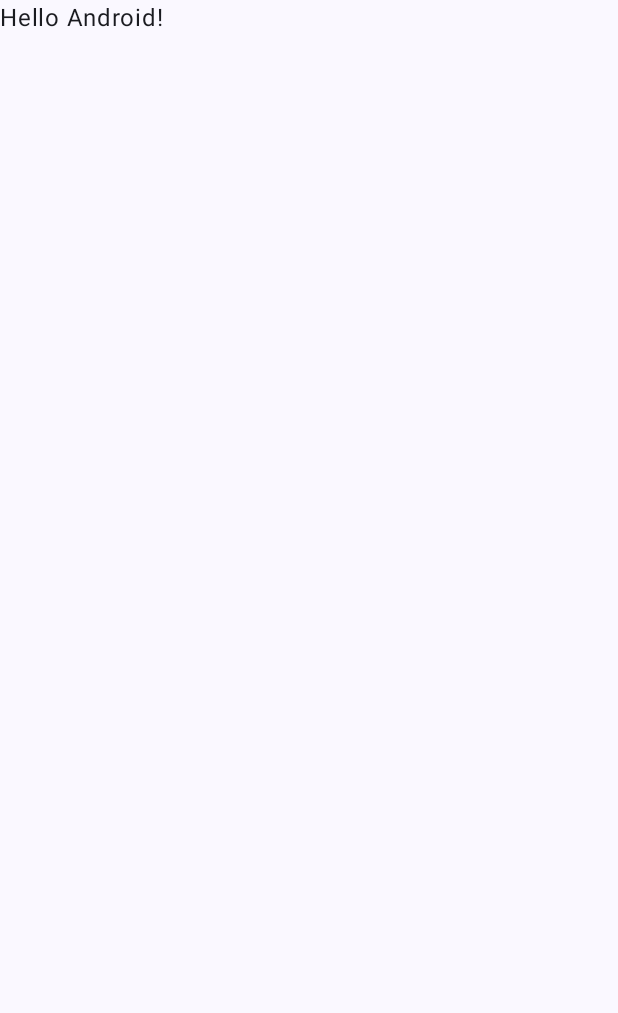
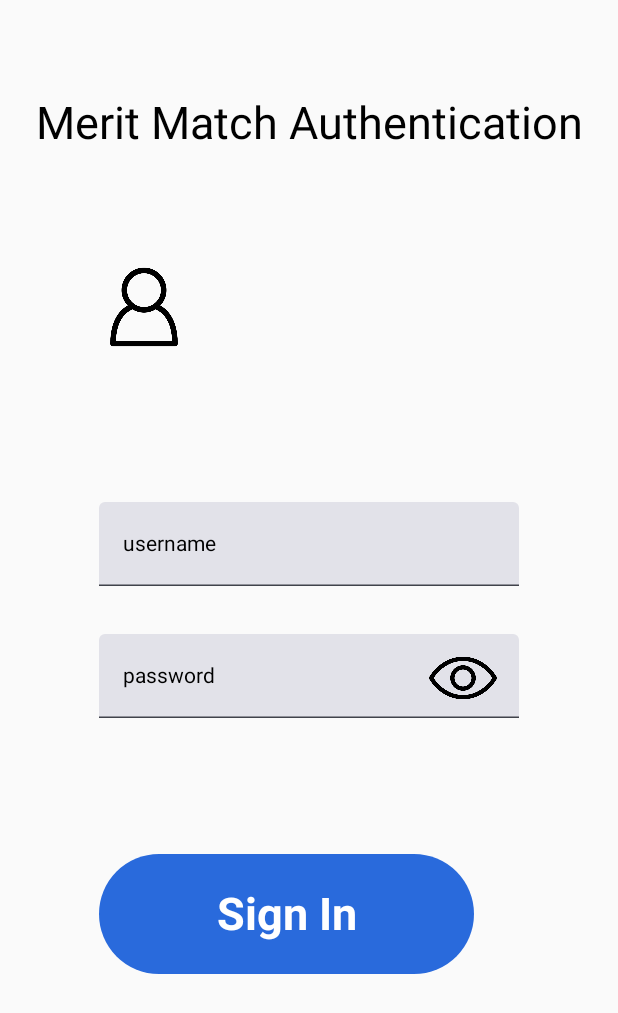
Before and after one commit to Saiabhyankar/MeritMatch, an Android app built with Jetpack Compose: the screen it shows after launch (MainActivity), on a phone screen of 412 x 824 dp. Before the commit the part shown is almost empty. Shown: the top 1013 px of the screen. Run offline under Robolectric (Android 15) with nearby library versions, the light colour scheme and no system bars.

Commit message:
UI of login page partially done

```diff
--- a/app/build.gradle.kts
+++ b/app/build.gradle.kts
@@ -50,6 +50,10 @@ android {
 }
 
 dependencies {
+    implementation("androidx.compose.ui:ui:1.6.8")
+    implementation("androidx.compose.material:material:1.6.8")
+    implementation ("androidx.compose.ui:ui-tooling:1.6.8")
+    implementation ("androidx.compose.runtime:runtime-livedata:1.6.8")
 
     implementation(libs.androidx.core.ktx)
     implementation(libs.androidx.lifecycle.runtime.ktx)
--- /dev/null
+++ b/app/src/main/java/com/example/meritmatch/LoginPage.kt
@@ -0,0 +1,93 @@
+package com.example.meritmatch
+
+import androidx.compose.foundation.Image
+import androidx.compose.foundation.background
+import androidx.compose.foundation.border
+import androidx.compose.foundation.clickable
+import androidx.compose.foundation.layout.Box
+import androidx.compose.foundation.layout.Column
+import androidx.compose.foundation.layout.Spacer
+import androidx.compose.foundation.layout.fillMaxSize
+import androidx.compose.foundation.layout.offset
+import androidx.compose.foundation.layout.padding
+import androidx.compose.foundation.layout.size
+import androidx.compose.foundation.shape.CircleShape
+import androidx.compose.foundation.shape.RoundedCornerShape
+import androidx.compose.material.Text
+import androidx.compose.material3.Button
+import androidx.compose.material3.ButtonDefaults
+import androidx.compose.material3.TextField
+import androidx.compose.runtime.Composable
+import androidx.compose.runtime.mutableStateOf
+import androidx.compose.ui.Alignment
+import androidx.compose.ui.Modifier
+import androidx.compose.ui.draw.clip
+import androidx.compose.ui.graphics.Color
+import androidx.compose.ui.graphics.RectangleShape
+import androidx.compose.ui.res.painterResource
+import androidx.compose.ui.text.font.FontWeight
+import androidx.compose.ui.unit.dp
+import androidx.compose.ui.unit.sp
+
+var userName= mutableStateOf("")
+var loginUserNameClick=mutableStateOf(false)
+var loginPasswordClick= mutableStateOf(false)
+var password=mutableStateOf("")
+@Composable
+fun Login(){
+    val login= painterResource(id = R.drawable.login)
+    val view= painterResource(id = R.drawable.viewpasword)
+    Box(modifier = Modifier.fillMaxSize(),
+        contentAlignment = Alignment.Center) {
+        Column (modifier = Modifier.offset(y=-180.dp)){
+            Text(
+                "Merit Match Authentication",
+                fontSize = 30.sp,
+                modifier = Modifier.offset(y = -150.dp)
+            )
+        }
+        Column(modifier=Modifier.offset(y=50.dp)){
+            Image(
+                painter = login, contentDescription = null,
+                modifier = Modifier
+                    .size(60.dp)
+                    .offset(y = -100.dp)
+            )
+           TextField(value = userName.value, onValueChange = { userName.value=it}, label = {Text("username" )},
+               modifier = Modifier.clickable {
+                   loginUserNameClick.value=true
+               })
+            Spacer(modifier=Modifier.padding(16.dp))
+                TextField(value = password.value, onValueChange = { password.value=it}, label = {Text("password" )},
+                    modifier = Modifier.clickable {
+                        loginPasswordClick.value=true
+                    })
+
+                Button(onClick = { },
+                    colors = ButtonDefaults.buttonColors(Color.Transparent),
+                    modifier= Modifier
+                        .offset(230.dp, -50.dp)
+                        .size(45.dp)
+                        ) {
+
+
+                }
+                Image(painter = view, contentDescription = null,
+                    modifier= Modifier
+                        .size(45.dp)
+                        .offset(220.dp, -95.dp))
+            Button(onClick = { /*TODO*/ },
+                modifier = Modifier
+                    .clip(shape = RectangleShape)
+                    .size(height = 80.dp, width = 250.dp),
+                colors = ButtonDefaults.buttonColors(containerColor = Color(41,106,220,255))) {
+                        Text("Sign In",
+                            fontSize = 30.sp,
+                            color = Color.White,
+                            fontWeight = FontWeight.Bold
+                        )
+                    }
+            }
+
+        }
+    }
--- a/app/src/main/java/com/example/meritmatch/MainActivity.kt
+++ b/app/src/main/java/com/example/meritmatch/MainActivity.kt
@@ -4,13 +4,6 @@ import android.os.Bundle
 import androidx.activity.ComponentActivity
 import androidx.activity.compose.setContent
 import androidx.activity.enableEdgeToEdge
-import androidx.compose.foundation.layout.fillMaxSize
-import androidx.compose.foundation.layout.padding
-import androidx.compose.material3.Scaffold
-import androidx.compose.material3.Text
-import androidx.compose.runtime.Composable
-import androidx.compose.ui.Modifier
-import androidx.compose.ui.tooling.preview.Preview
 import com.example.meritmatch.ui.theme.MeritMatchTheme
 
 class MainActivity : ComponentActivity() {
@@ -19,29 +12,8 @@ class MainActivity : ComponentActivity() {
         enableEdgeToEdge()
         setContent {
             MeritMatchTheme {
-                Scaffold(modifier = Modifier.fillMaxSize()) { innerPadding ->
-                    Greeting(
-                        name = "Android",
-                        modifier = Modifier.padding(innerPadding)
-                    )
-                }
+                Login()
             }
         }
     }
 }
-
-@Composable
-fun Greeting(name: String, modifier: Modifier = Modifier) {
-    Text(
-        text = "Hello $name!",
-        modifier = modifier
-    )
-}
-
-@Preview(showBackground = true)
-@Composable
-fun GreetingPreview() {
-    MeritMatchTheme {
-        Greeting("Android")
-    }
-}
```
Also changed, not shown: app/src/main/res/drawable/login.png (added), app/src/main/res/drawable/viewpasword.png (added).
